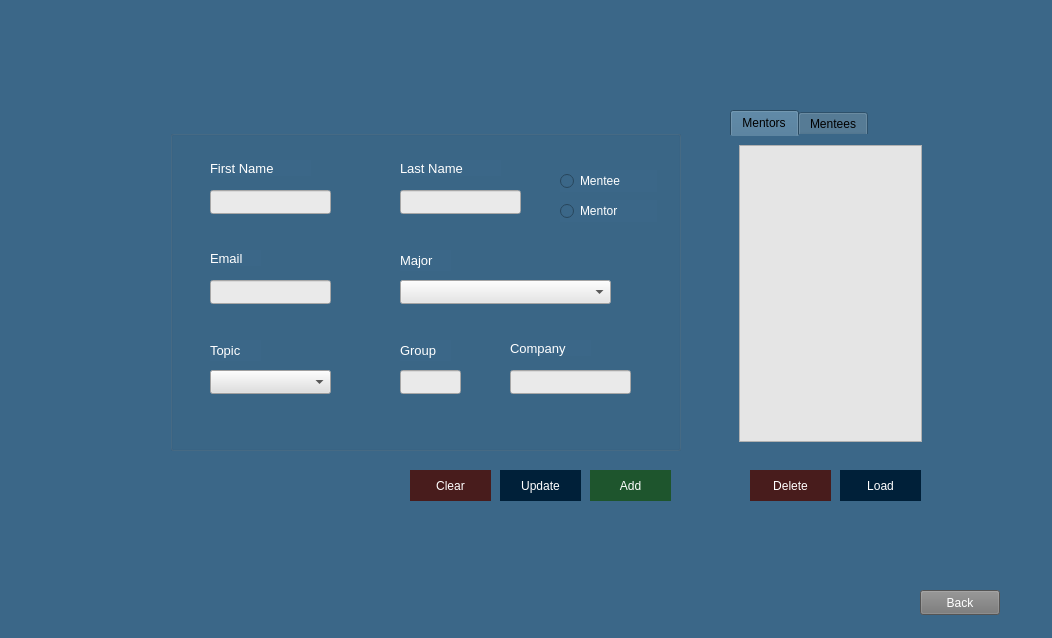
Before: the Qt Designer form participant.ui in dndrade/CSC211H_Thamires-Andrade_HonorsProject_Spring2021, drawn with Qt 5.
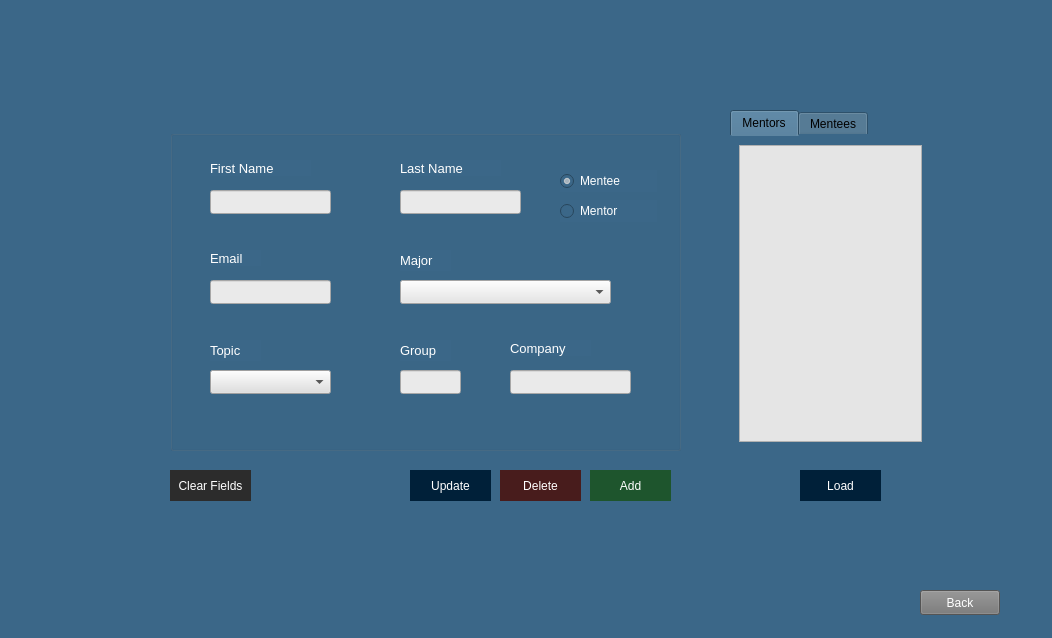
After: the same form once the commit is applied. Icons and pictures are not drawn.

```diff
--- a/participant.ui
+++ b/participant.ui
@@ -23,7 +23,7 @@
   <widget class="QPushButton" name="clear_lines">
    <property name="geometry">
     <rect>
-     <x>410</x>
+     <x>170</x>
      <y>470</y>
      <width>81</width>
      <height>31</height>
@@ -31,18 +31,18 @@
    </property>
    <property name="styleSheet">
     <string notr="true">color: rgb(255, 255, 255);
-background-color:  rgb(72, 28, 28);
+background-color: rgb(44, 44, 44);
 border: none;
 padding: 5px;</string>
    </property>
    <property name="text">
-    <string>Clear</string>
+    <string>Clear Fields</string>
    </property>
   </widget>
   <widget class="QPushButton" name="load_participantList">
    <property name="geometry">
     <rect>
-     <x>840</x>
+     <x>800</x>
      <y>470</y>
      <width>81</width>
      <height>31</height>
@@ -61,7 +61,7 @@
   <widget class="QPushButton" name="update_participant_data">
    <property name="geometry">
     <rect>
-     <x>500</x>
+     <x>410</x>
      <y>470</y>
      <width>81</width>
      <height>31</height>
@@ -459,6 +459,9 @@
     <property name="text">
      <string>Mentee</string>
     </property>
+    <property name="checked">
+     <bool>true</bool>
+    </property>
    </widget>
    <widget class="QLabel" name="label_12">
     <property name="geometry">
@@ -498,7 +501,7 @@
   <widget class="QPushButton" name="delete_selected">
    <property name="geometry">
     <rect>
-     <x>750</x>
+     <x>500</x>
      <y>470</y>
      <width>81</width>
      <height>31</height>
```
